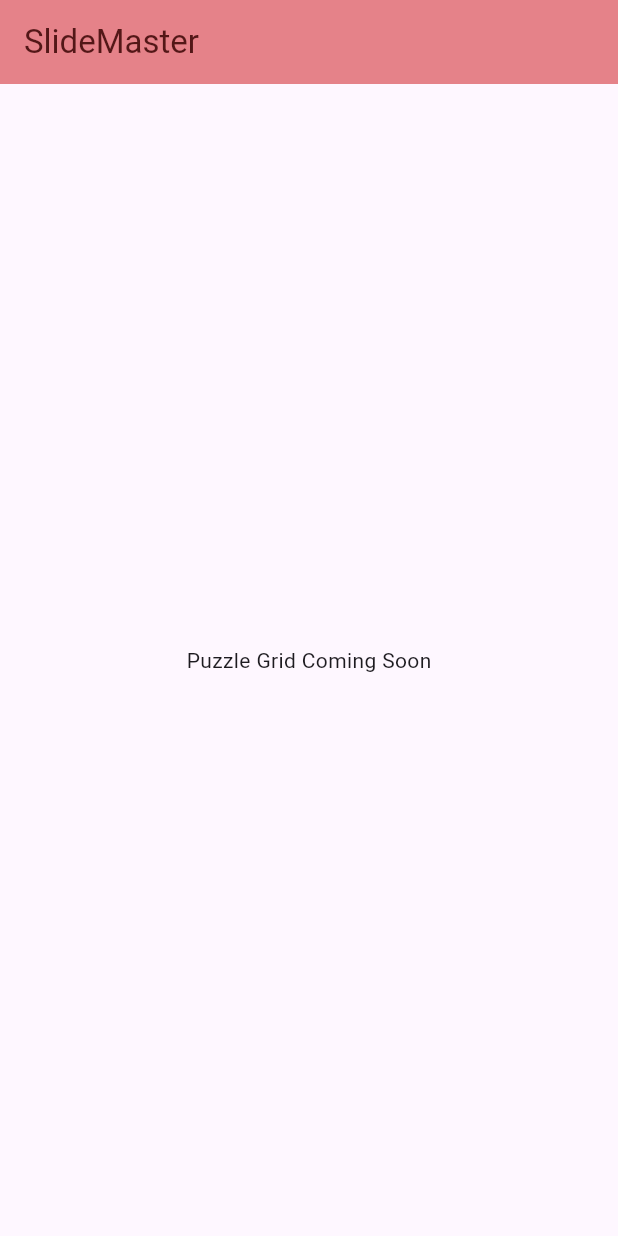
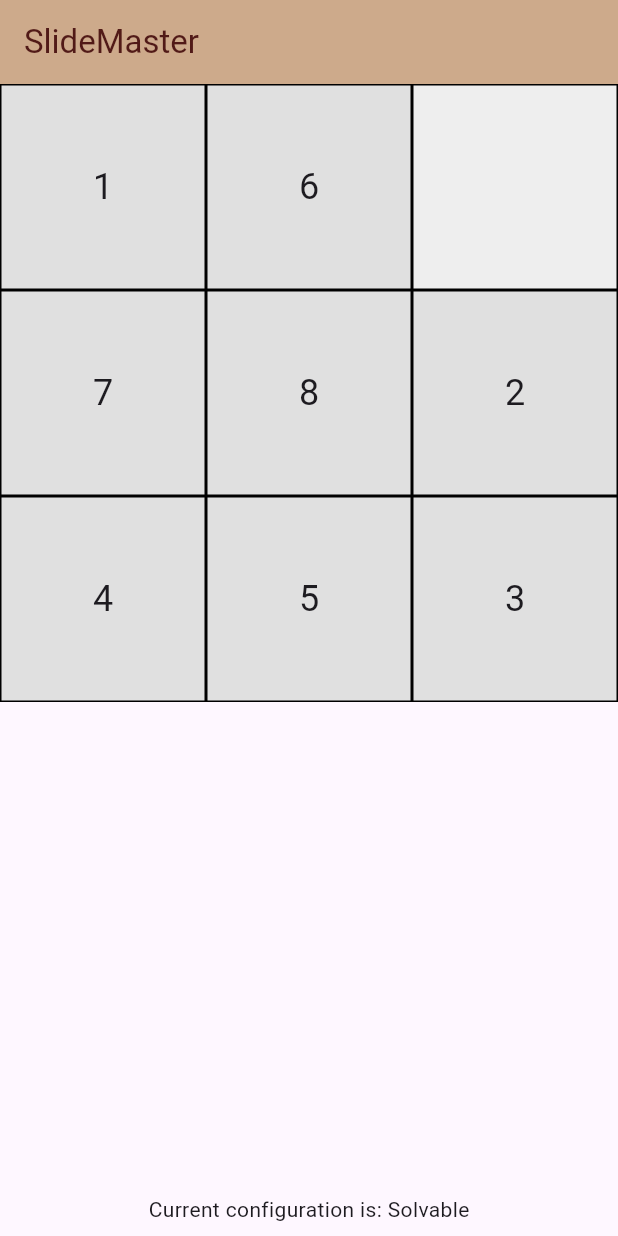
Before and after one commit to trayhotchkiss/8PuzzleGame, a Flutter app: the screen it shows after launch, on a phone screen of 412 x 824 dp. Run offline on Flutter 3.47's test engine with Material 3 defaults, Android fonts, the phone set to English and light mode, and no system bars.

Commit message:
added logic for checking solvability of shown puzzle

```diff
--- a/slidemaster/lib/main.dart
+++ b/slidemaster/lib/main.dart
@@ -1,7 +1,27 @@
 import 'package:flutter/material.dart';
+import 'package:slidemaster/models/gamelogic.dart';
 import 'widgets/puzzlegrid.dart';
 
-void main() => runApp(SlideMasterApp());
+void runTests() {
+  // Example tiles configurations
+  List<List<int?>> testPuzzles = [
+    [1, 8, 2, null, 4, 3, 7, 6, 5], // Solvable configuration
+    [8, 1, 2, null, 4, 3, 7, 6, 5], // Likely unsolvable configuration
+    [1, 2, 3, 4, 5, 6, 7, 8, null] // Already solved, should be solvable
+  ];
+
+  for (var tiles in testPuzzles) {
+    int inversions = GameLogic.countInversions(tiles);
+    bool solvable = GameLogic.isSolvable(tiles);
+    print("Testing tiles: $tiles");
+    print("Inversions: $inversions, Solvable: $solvable\n");
+  }
+}
+
+void main() {
+  runApp(SlideMasterApp());
+  runTests(); // Call test function after app starts
+}
 
 class SlideMasterApp extends StatelessWidget {
   @override
@@ -10,7 +30,7 @@
       title: 'SlideMaster',
       home: Scaffold(
         appBar: AppBar(
-          backgroundColor: const Color.fromARGB(155, 244, 67, 54),
+          backgroundColor: const Color.fromARGB(155, 199, 142, 58),
           elevation: 10,
           shadowColor: Color(0x00000000),
           foregroundColor: Color.fromARGB(234, 70, 13, 13),
--- a/slidemaster/lib/models/gamelogic.dart
+++ b/slidemaster/lib/models/gamelogic.dart
@@ -0,0 +1,40 @@
+class GameLogic {
+  // Generates a list of 9 tiles with one empty space (null)
+  static List<int?> generateTiles() {
+    List<int?> tiles =
+        List<int?>.generate(9, (index) => index < 8 ? index + 1 : null);
+    return tiles;
+  }
+
+  // Shuffles the tiles until a solvable configuration is achieved.
+  static void shuffleTiles(List<int?> tiles) {
+    do {
+      tiles.shuffle();
+    } while (!isSolvable(tiles));
+  }
+
+  // Counts the number of inversions in tile list to check if the puzzle is solvable.
+
+  static int countInversions(List<int?> tiles) {
+    int inversions = 0;
+
+    // Filter out null values and ensure the list contains only non-nullable integers
+    List<int> tileList =
+        tiles.where((tile) => tile != null).cast<int>().toList();
+
+    for (int i = 0; i < tileList.length; i++) {
+      for (int j = i + 1; j < tileList.length; j++) {
+        if (tileList[i] > tileList[j]) {
+          inversions++;
+        }
+      }
+    }
+    return inversions;
+  }
+
+// Determines if the list of tiles represents a solvable puzzle.
+  static bool isSolvable(List<int?> tiles) {
+    int inversions = countInversions(tiles);
+    return inversions % 2 == 0; // Solvable if inversions are even.
+  }
+}
--- a/slidemaster/lib/widgets/puzzlegrid.dart
+++ b/slidemaster/lib/widgets/puzzlegrid.dart
@@ -1,4 +1,6 @@
 import 'package:flutter/material.dart';
+import 'package:slidemaster/widgets/puzzletile.dart';
+import 'package:slidemaster/models/gamelogic.dart';
 
 class PuzzleGrid extends StatefulWidget {
   @override
@@ -6,12 +8,103 @@ class PuzzleGrid extends StatefulWidget {
 }
 
 class _PuzzleGridState extends State<PuzzleGrid> {
-  // Grid logic will go here
+  // constructor for a list that generates with a length of 9 elements and shuffles them.
+  List<int?>? tiles;
+  final List<int?> solvedTiles =
+      List<int?>.generate(9, (index) => index < 8 ? index + 1 : null);
+
+  @override
+  void initState() {
+    super.initState();
+    tiles = List<int?>.generate(9, (index) => index < 8 ? index + 1 : null);
+    GameLogic.shuffleTiles(
+        tiles!); // Use the '!' operator to assert that 'tiles' is not null
+  }
+
+  bool isSolved() {
+    for (int i = 0; i < tiles!.length; i++) {
+      if (tiles![i] != solvedTiles[i]) {
+        return false;
+      }
+    }
+    return true;
+  }
+
+  void moveTile(int index) {
+    int emptyIndex = tiles!.indexOf(null);
+    if ([index - 1, index + 1, index - 3, index + 3].contains(emptyIndex)) {
+      setState(() {
+        tiles![emptyIndex] = tiles![index];
+        tiles![index] = null;
+
+        // Check if the puzzle is solved
+        if (isSolved()) {
+          showCompletionDialog();
+        }
+      });
+    }
+  }
+
+  void showCompletionDialog() {
+    showDialog(
+      context: context,
+      builder: (BuildContext context) {
+        return AlertDialog(
+          title: Text("Congratulations!"),
+          content: Column(
+            mainAxisSize:
+                MainAxisSize.min, // Ensure the column size fits the content
+            children: <Widget>[
+              Image.asset('lib/assets/images/hero.png'), // Display the image
+              Padding(
+                padding: EdgeInsets.only(
+                    top: 16), // Add some space between the image and the text
+                child: Text("You've solved the puzzle!"),
+              ),
+            ],
+          ),
+          actions: <Widget>[
+            ElevatedButton(
+              child: Text("OK"),
+              onPressed: () {
+                Navigator.of(context).pop(); // Close the dialog
+              },
+            ),
+          ],
+        );
+      },
+    );
+  }
 
   @override
   Widget build(BuildContext context) {
-    return Center(
-      child: Text('Puzzle Grid Coming Soon'),
+    return Column(
+      children: [
+        Expanded(
+          child: GridView.builder(
+            itemCount: 9,
+            gridDelegate:
+                SliverGridDelegateWithFixedCrossAxisCount(crossAxisCount: 3),
+            itemBuilder: (BuildContext context, int index) {
+              return tiles![index] != null
+                  ? PuzzleTile(
+                      number: tiles![index]!,
+                      onTap: () => moveTile(index),
+                    )
+                  : Container(
+                      decoration: BoxDecoration(
+                          color: Colors.grey[200],
+                          border: Border.all(color: Colors.black)),
+                    );
+            },
+          ),
+        ),
+        Padding(
+          padding: EdgeInsets.all(8.0),
+          child: Text(
+              'Current configuration is: ${GameLogic.isSolvable(tiles!) ? "Solvable" : "Not Solvable"}'),
+        )
+      ],
     );
   }
 }
--- a/slidemaster/lib/widgets/puzzletile.dart
+++ b/slidemaster/lib/widgets/puzzletile.dart
@@ -0,0 +1,24 @@
+import 'package:flutter/material.dart';
+
+class PuzzleTile extends StatelessWidget {
+  final int number;
+  final VoidCallback onTap;
+
+  PuzzleTile({required this.number, required this.onTap});
+
+  @override
+  Widget build(BuildContext context) {
+    return GestureDetector(
+      onTap: onTap,
+      child: Container(
+        decoration: BoxDecoration(
+          color: Colors.grey[300],
+          border: Border.all(color: Colors.black),
+        ),
+        child: Center(
+          child: Text(number.toString(), style: TextStyle(fontSize: 24)),
+        ),
+      ),
+    );
+  }
+}
```
Also changed, not shown: slidemaster/pubspec.yaml (+4 -5 lines), slidemaster/lib/assets/images/hero.png (added), slidemaster/lib/assets/images/hero2.png (added).
